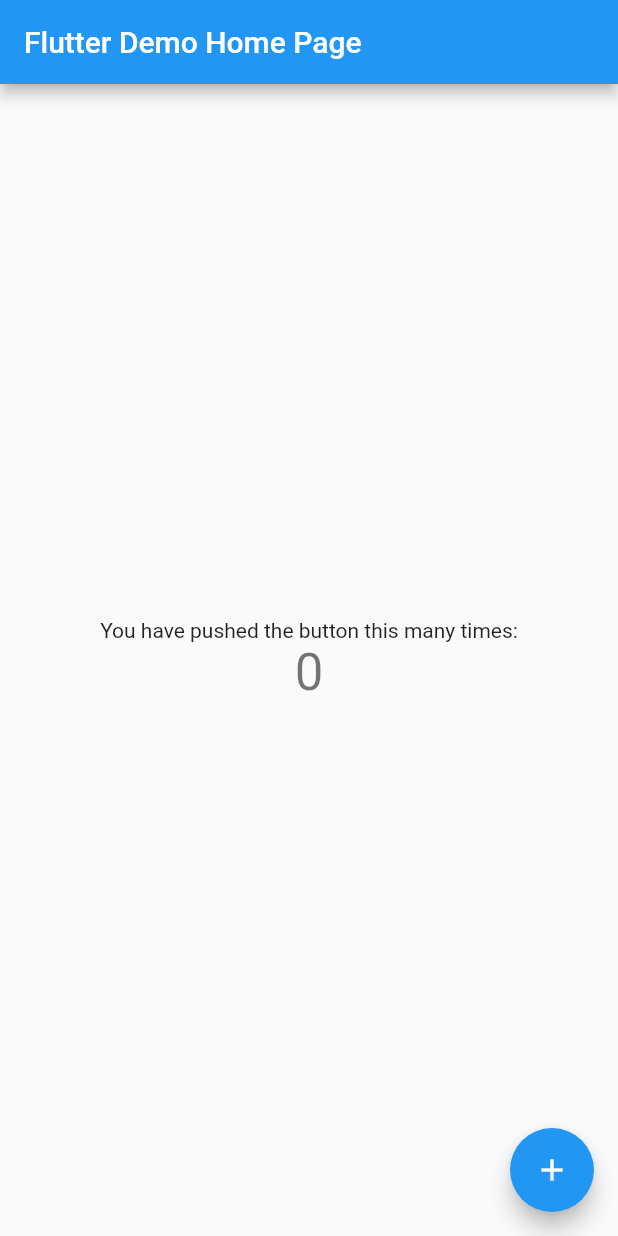
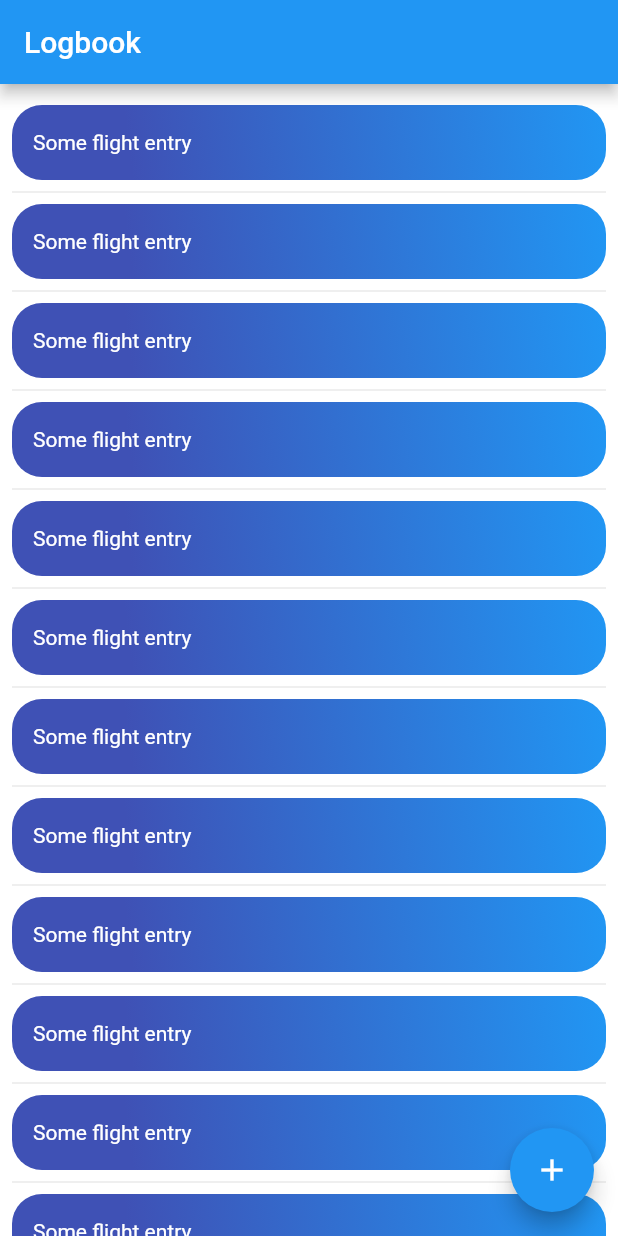
Before and after one commit to kuhaufleitung/logbuchheftle_flutter, a Flutter app: the screen it shows after launch, on a phone screen of 412 x 824 dp. Run offline on Flutter 3.47's test engine with Material 2 defaults, Android fonts, the phone set to English and light mode, and no system bars.

Commit message:
added simple List menu

```diff
--- /dev/null
+++ b/lib/LogList.dart
@@ -0,0 +1,39 @@
+import 'package:flutter/material.dart';
+
+class LogList extends StatefulWidget {
+  const LogList({super.key});
+
+  @override
+  LogListState createState() => LogListState();
+}
+
+class LogListState extends State<LogList> {
+  @override
+  Widget build(BuildContext context) {
+    return ListView.builder(
+      padding: const EdgeInsets.fromLTRB(8.0, 14.0, 8.0, 14.0),
+      itemBuilder: (BuildContext context, int i) {
+        if (i.isOdd) {
+          return const Divider();
+        } else {
+          return AnimatedContainer(
+            alignment: Alignment.centerLeft,
+            duration: Duration.zero,
+            padding: const EdgeInsets.all(14),
+            height: 50,
+            //width: Checkbox.width,
+            decoration: BoxDecoration(
+                borderRadius: BorderRadius.circular(20.0),
+                gradient: const LinearGradient(
+                    begin: Alignment.bottomLeft,
+                    end: Alignment.topRight,
+                    stops: [0.2, 2],
+                    colors: [Colors.indigo, Colors.blue])),
+            child: const Text('Some flight entry',
+                style: TextStyle(color: Colors.white)),
+          );
+        }
+      },
+    );
+  }
+}
--- a/lib/main.dart
+++ b/lib/main.dart
@@ -1,4 +1,5 @@
 import 'package:flutter/material.dart';
+import 'LogList.dart';
 
 void main() {
   runApp(const MyApp());
@@ -11,7 +12,7 @@ class MyApp extends StatelessWidget {
   @override
   Widget build(BuildContext context) {
     return MaterialApp(
-      title: 'Flutter Demo',
+      title: 'Lochbuchheftle',
       theme: ThemeData(
         // This is the theme of your application.
         //
@@ -24,7 +25,7 @@ class MyApp extends StatelessWidget {
         // is not restarted.
         primarySwatch: Colors.blue,
       ),
-      home: const MyHomePage(title: 'Flutter Demo Home Page'),
+      home: const MyHomePage(title: 'Logbook'),
     );
   }
 }
@@ -75,36 +76,9 @@ class _MyHomePageState extends State<MyHomePage> {
         // the App.build method, and use it to set our appbar title.
         title: Text(widget.title),
       ),
-      body: Center(
-        // Center is a layout widget. It takes a single child and positions it
-        // in the middle of the parent.
-        child: Column(
-          // Column is also a layout widget. It takes a list of children and
-          // arranges them vertically. By default, it sizes itself to fit its
-          // children horizontally, and tries to be as tall as its parent.
-          //
-          // Invoke "debug painting" (press "p" in the console, choose the
-          // "Toggle Debug Paint" action from the Flutter Inspector in Android
-          // Studio, or the "Toggle Debug Paint" command in Visual Studio Code)
-          // to see the wireframe for each widget.
-          //
-          // Column has various properties to control how it sizes itself and
-          // how it positions its children. Here we use mainAxisAlignment to
-          // center the children vertically; the main axis here is the vertical
-          // axis because Columns are vertical (the cross axis would be
-          // horizontal).
-          mainAxisAlignment: MainAxisAlignment.center,
-          children: <Widget>[
-            const Text(
-              'You have pushed the button this many times:',
-            ),
-            Text(
-              '$_counter',
-              style: Theme.of(context).textTheme.headline4,
-            ),
-          ],
-        ),
-      ),
+      backgroundColor: Colors.white12,
+      //bottomNavigationBar: BottomNavigationBar(items: const [],),
+      body: const Center(child: LogList()),
       floatingActionButton: FloatingActionButton(
         onPressed: _incrementCounter,
         tooltip: 'Increment',
--- a/pubspec.yaml
+++ b/pubspec.yaml
@@ -36,6 +36,7 @@ dependencies:
   # The following adds the Cupertino Icons font to your application.
   # Use with the CupertinoIcons class for iOS style icons.
   cupertino_icons: ^1.0.2
+  http: ^0.13.5
 
 dev_dependencies:
   flutter_test:
```
Also changed, not shown: lib/SingleFlight.dart (added, +43 -0 lines), pubspec.lock.
